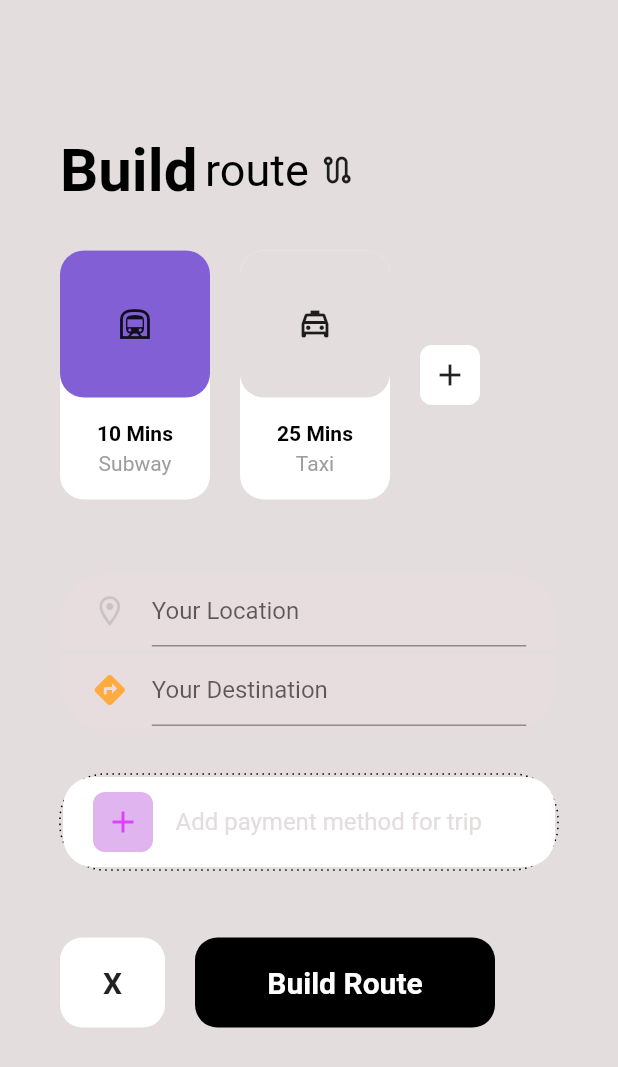
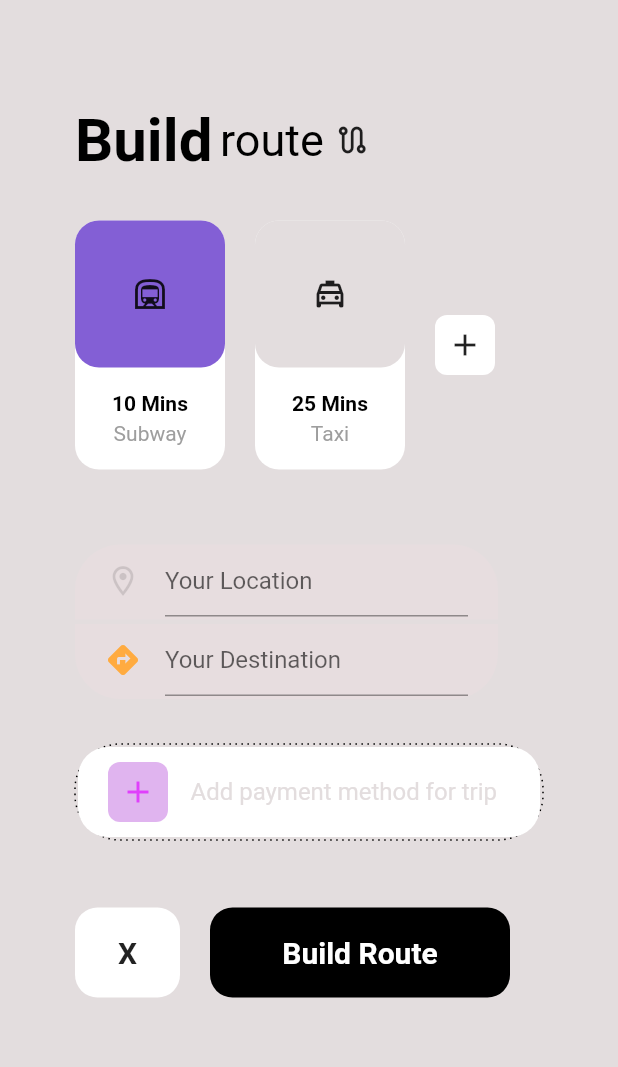
Before and after one commit to DroneCodes/routedriver, a Flutter app: the BuildRoute screen opened directly, on a phone screen of 412 x 824 dp. Shown: the top 1067 px of the screen. Run offline on Flutter 3.47's test engine with Material 2 defaults, Android fonts, the phone set to English and light mode, and no system bars; drawn by our look-alikes of dotted_border; network calls fail.

Commit message:
building the third page

```diff
--- a/lib/route/route.dart
+++ b/lib/route/route.dart
@@ -1,4 +1,3 @@
-
 import 'package:dotted_border/dotted_border.dart';
 import 'package:flutter/cupertino.dart';
 import 'package:flutter/material.dart';
@@ -7,27 +6,38 @@ import 'package:routedriver/route/textfield/destinationtext.dart';
 import 'package:routedriver/route/textfield/textfield.dart';
 
 class BuildRoute extends StatelessWidget {
-
   @override
   Widget build(BuildContext context) {
     Size size = MediaQuery.of(context).size;
     return Scaffold(
       backgroundColor: Color.fromARGB(206, 220, 213, 214),
       body: Container(
-        padding: EdgeInsets.all(40),
+        padding: EdgeInsets.all(50),
         child: Column(
           mainAxisAlignment: MainAxisAlignment.start,
           children: <Widget>[
             Container(
-                padding: EdgeInsets.only(top: 50 ),
+              padding: EdgeInsets.only(top: 20),
               child: Row(
                 mainAxisAlignment: MainAxisAlignment.start,
                 children: [
-                    Text("Build", style: TextStyle(color: Colors.black, fontWeight: FontWeight.bold, fontSize: 40),),
+                  Text(
+                    "Build",
+                    style: TextStyle(
+                        color: Colors.black,
+                        fontWeight: FontWeight.bold,
+                        fontSize: 40),
+                  ),
                   SizedBox(
                     width: 5,
                   ),
-                    Text("route", style: TextStyle(color: Colors.black, fontWeight: FontWeight.normal, fontSize: 30),),
+                  Text(
+                    "route",
+                    style: TextStyle(
+                        color: Colors.black,
+                        fontWeight: FontWeight.normal,
+                        fontSize: 30),
+                  ),
                   SizedBox(
                     width: 7,
                   ),
@@ -57,7 +67,8 @@ class BuildRoute extends StatelessWidget {
                       children: [
                         Container(
                           alignment: Alignment.center,
-                            padding: EdgeInsets.symmetric(horizontal: 16, vertical: 24),
+                          padding: EdgeInsets.symmetric(
+                              horizontal: 16, vertical: 24),
                           decoration: BoxDecoration(
                             borderRadius: BorderRadius.circular(16),
                             color: Color.fromARGB(255, 131, 95, 213),
@@ -68,14 +79,22 @@ class BuildRoute extends StatelessWidget {
                             child: Icon(Icons.subway_outlined),
                           ),
                         ),
-                          Padding(padding: EdgeInsets.all(8.0),
+                        Padding(
+                          padding: EdgeInsets.all(8.0),
                           child: Column(
                             children: [
                               SizedBox(height: 8),
-                                Text('10 Mins', style: TextStyle(color: Colors.black, fontWeight: FontWeight.bold),),
+                              Text(
+                                '10 Mins',
+                                style: TextStyle(
+                                    color: Colors.black,
+                                    fontWeight: FontWeight.bold),
+                              ),
                               SizedBox(height: 4),
-                                Text('Subway', style: TextStyle(color: Colors.grey),),
-
+                              Text(
+                                'Subway',
+                                style: TextStyle(color: Colors.grey),
+                              ),
                             ],
                           ),
                         ),
@@ -95,7 +114,8 @@ class BuildRoute extends StatelessWidget {
                       children: [
                         Container(
                           alignment: Alignment.center,
-                            padding: EdgeInsets.symmetric(horizontal: 16, vertical: 24),
+                          padding: EdgeInsets.symmetric(
+                              horizontal: 16, vertical: 24),
                           decoration: BoxDecoration(
                             borderRadius: BorderRadius.circular(16),
                             color: Color.fromARGB(206, 220, 213, 214),
@@ -106,21 +126,28 @@ class BuildRoute extends StatelessWidget {
                             child: Icon(Icons.local_taxi_outlined),
                           ),
                         ),
-                          Padding(padding: EdgeInsets.all(8.0),
+                        Padding(
+                          padding: EdgeInsets.all(8.0),
                           child: Column(
                             children: [
                               SizedBox(height: 8),
-                                Text('25 Mins', style: TextStyle(color: Colors.black, fontWeight: FontWeight.bold),),
+                              Text(
+                                '25 Mins',
+                                style: TextStyle(
+                                    color: Colors.black,
+                                    fontWeight: FontWeight.bold),
+                              ),
                               SizedBox(height: 4),
-                                Text('Taxi', style: TextStyle(color: Colors.grey),),
-
+                              Text(
+                                'Taxi',
+                                style: TextStyle(color: Colors.grey),
+                              ),
                             ],
                           ),
                         ),
                       ],
                     ),
                   ),
-
                   SizedBox(width: 20),
                   InkWell(
                     // TODO: add a page for the add or a recursive code
@@ -132,7 +159,9 @@ class BuildRoute extends StatelessWidget {
                       ),
                       width: 40,
                       height: 40,
-                        child: Icon(Icons.add,),
+                      child: Icon(
+                        Icons.add,
+                      ),
                     ),
                   ),
                 ],
@@ -172,8 +201,16 @@ class BuildRoute extends StatelessWidget {
             //     ),
             //   ),
             // ),
-
-              InputTextField(onChanged: (value) {}, hintText: "Your Location", icon: Icons.location_on_outlined),
+            Container(
+              padding: EdgeInsets.only(right: 30),
+                width: size.width,
+                child: Column(
+              mainAxisAlignment: MainAxisAlignment.start,
+              children: [
+                InputTextField(
+                    onChanged: (value) {},
+                    hintText: "Your Location",
+                    icon: Icons.location_on_outlined),
 
                 SizedBox(
                   height: 3,
@@ -206,8 +243,14 @@ class BuildRoute extends StatelessWidget {
                 //     ),
                 //   ),
                 // ),
+                //
 
-              DestinationText(onChanged: (value) {}, hintText: "Your Destination", icon: Icons.directions),
+                DestinationText(
+                    onChanged: (value) {},
+                    hintText: "Your Destination",
+                    icon: Icons.directions),
+              ],
+            )),
             SizedBox(
               height: 30,
             ),
@@ -217,18 +260,14 @@ class BuildRoute extends StatelessWidget {
                 radius: Radius.circular(30),
                 borderType: BorderType.RRect,
                 strokeWidth: 1,
-                  dashPattern: [
-                    1,
-                    3
-                  ],
+                dashPattern: [1, 3],
                 child: Container(
                   padding: EdgeInsets.only(left: 20),
                   width: size.width,
                   height: 60,
                   decoration: BoxDecoration(
                       color: Colors.white,
-                      borderRadius: BorderRadius.circular(20.0)
-                    ),
+                      borderRadius: BorderRadius.circular(20.0)),
                   child: Row(
                     mainAxisAlignment: MainAxisAlignment.start,
                     children: [
@@ -237,20 +276,25 @@ class BuildRoute extends StatelessWidget {
                         width: 40,
                         decoration: BoxDecoration(
                             borderRadius: BorderRadius.circular(8.0),
-                            color: Color.fromARGB(255, 224, 180, 239)
+                            color: Color.fromARGB(255, 224, 180, 239)),
+                        child: Icon(
+                          Icons.add,
+                          color: Colors.purpleAccent,
                         ),
-                          child: Icon(Icons.add, color: Colors.purpleAccent,),
                       ),
-
                       SizedBox(
                         width: 15,
                       ),
-
-                        Text("Add payment method for trip", style: TextStyle(fontSize: 16, fontWeight: FontWeight.normal, color: Color.fromARGB(206, 220, 213, 214)),)
+                      Text(
+                        "Add payment method for trip",
+                        style: TextStyle(
+                            fontSize: 16,
+                            fontWeight: FontWeight.normal,
+                            color: Color.fromARGB(206, 220, 213, 214)),
+                      )
                     ],
                   ),
-                )
-              ),
+                )),
 
             SizedBox(
               height: 30,
@@ -266,13 +310,15 @@ class BuildRoute extends StatelessWidget {
                     ),
                     width: 70,
                     height: 60,
-                    child: Center(child: Text("X", style: TextStyle(fontWeight: FontWeight.bold, fontSize: 20),))
-                  ),
-
+                    child: Center(
+                        child: Text(
+                      "X",
+                      style:
+                          TextStyle(fontWeight: FontWeight.bold, fontSize: 20),
+                    ))),
                 SizedBox(
                   width: 20,
                 ),
-
                 InkWell(
                   onTap: () {
                     Navigator.push(context,
@@ -286,16 +332,20 @@ class BuildRoute extends StatelessWidget {
                       width: 200,
                       decoration: BoxDecoration(
                           borderRadius: BorderRadius.circular(15),
-                          color: Colors.black
-                        ),
-                        child:
-                        Center(child: const Text("Build Route", style: TextStyle(color: Colors.white, fontSize: 20, fontWeight: FontWeight.bold),))),
+                          color: Colors.black),
+                      child: Center(
+                          child: const Text(
+                        "Build Route",
+                        style: TextStyle(
+                            color: Colors.white,
+                            fontSize: 20,
+                            fontWeight: FontWeight.bold),
+                      ))),
                 ),
               ],
             )
           ],
         ),
-
       ),
     );
   }
```
Also changed, not shown: lib/directions/direction.dart (+36 -14 lines). Lines whose indentation alone changed are shown as unchanged.
